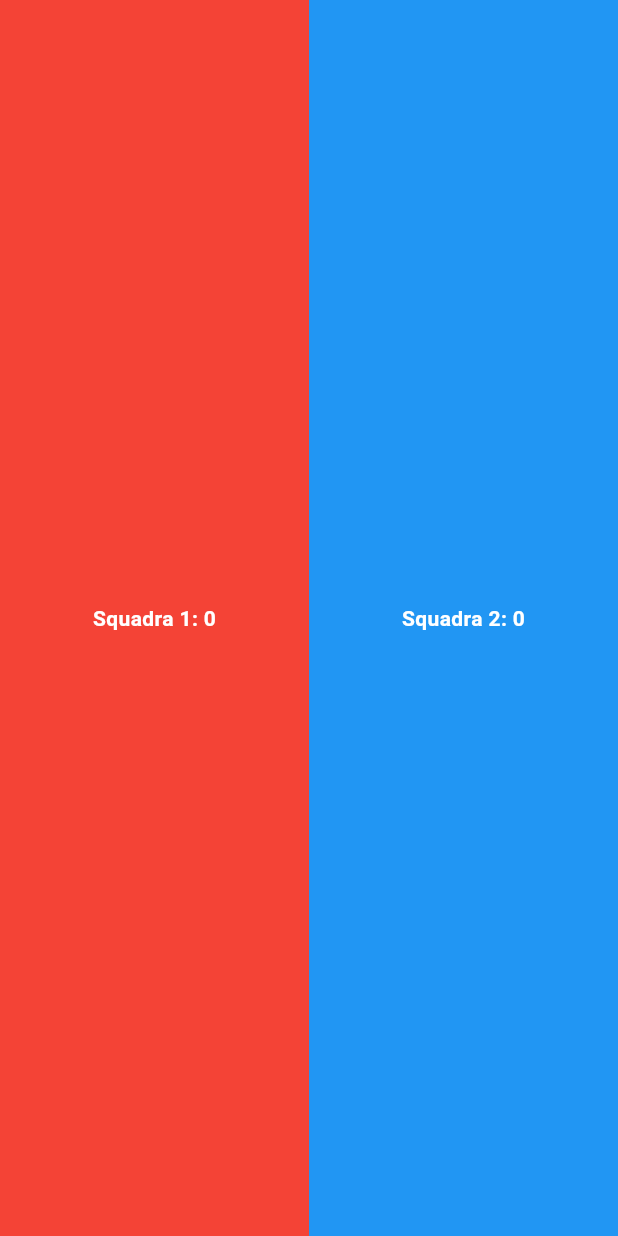
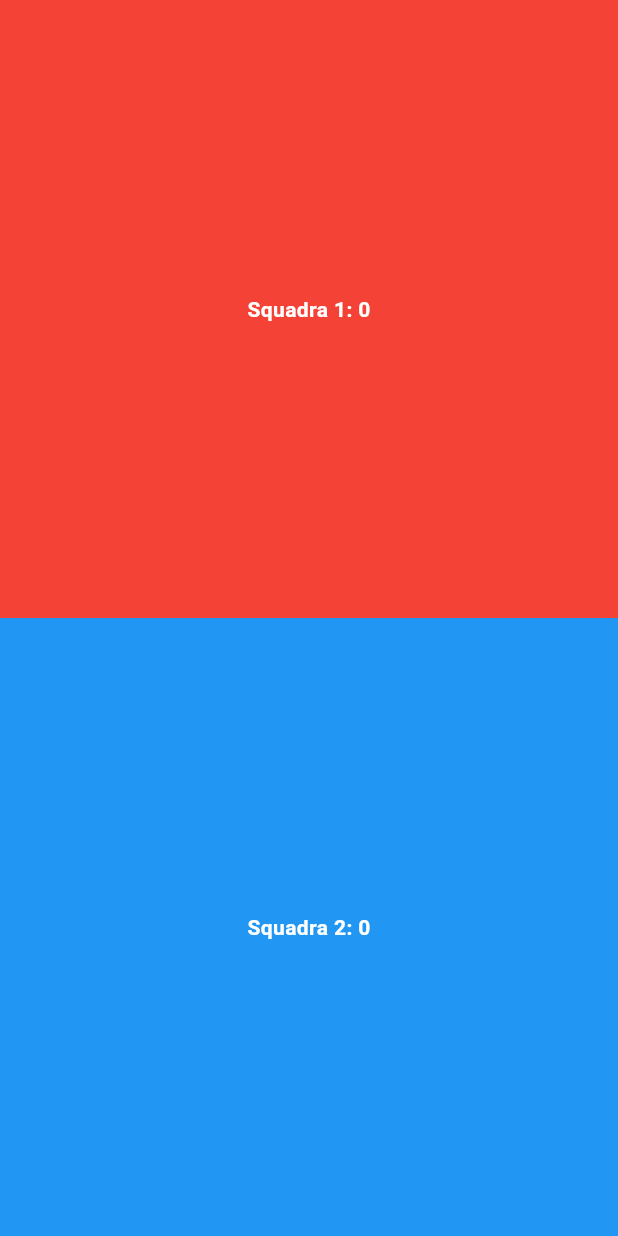
Before and after one commit to morenoboasso/CodeBets, a Flutter app: the PingPongPage widget shown alone on an empty page, opened directly, on a phone screen of 412 x 824 dp. Run offline on Flutter 3.47's test engine with Material 3 defaults, Android fonts, the phone set to English and light mode, and no system bars; our stand-ins replace cloud_firestore, firebase_core, get, get_storage; accounts and stored records are empty.

```diff
--- a/lib/pages/ping_pong.dart
+++ b/lib/pages/ping_pong.dart
@@ -13,7 +13,7 @@ class _PingPongPageState extends State<PingPongPage> {
 
   @override
   Widget build(BuildContext context) {
-    return Row(
+    return Column(
       children: [
         Expanded(
           flex: 1,
```
Also changed, not shown: lib/pages/bets/create_bet.dart (+14 -5 lines).
